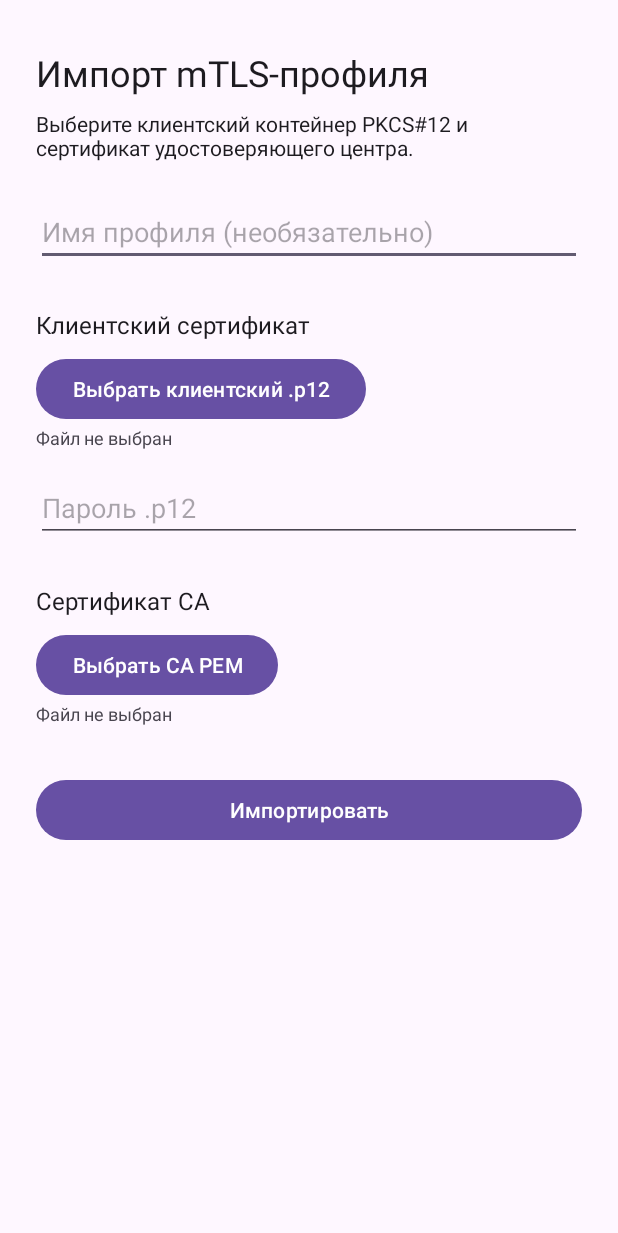
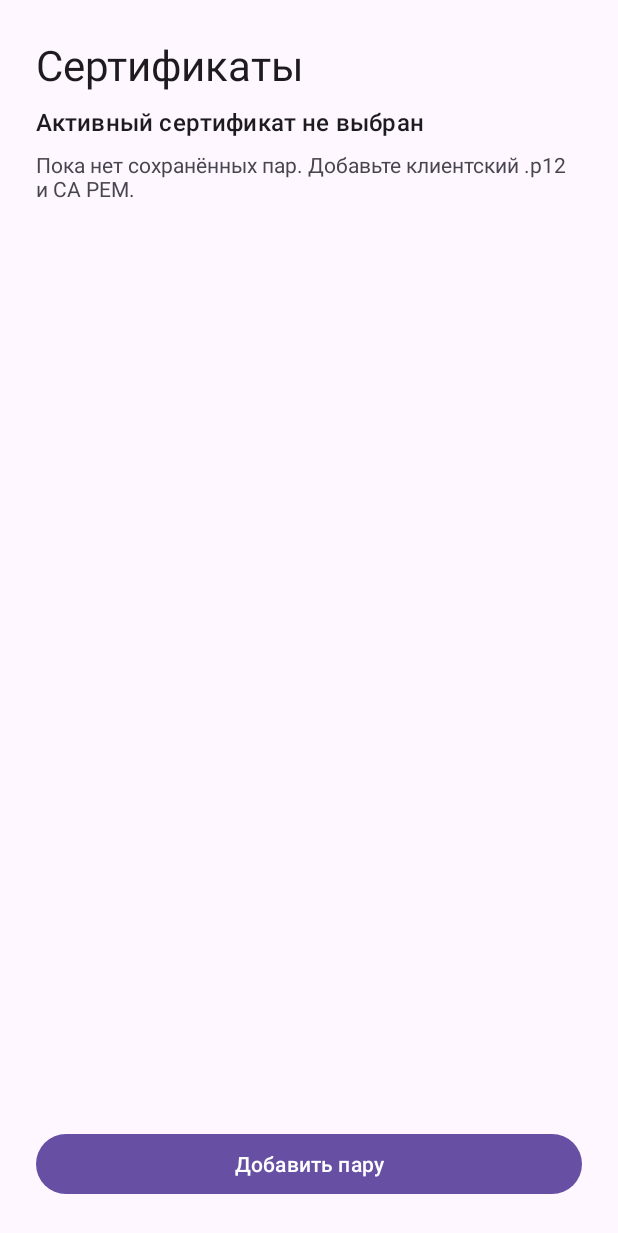
Before and after one commit to Kobich/encryptedca, an Android app: the screen it shows after launch (MainActivity), on a phone screen of 412 x 824 dp. Shown: the top 1233 px of the screen. Run offline under Robolectric (Android 15) with nearby library versions, the light colour scheme and no system bars.

Commit message:
Add certificate profile list and management UI

```diff
--- a/app/src/main/java/com/engboost/encryptedca/MainActivity.java
+++ b/app/src/main/java/com/engboost/encryptedca/MainActivity.java
@@ -1,24 +1,41 @@
 package com.engboost.encryptedca;
 
 import android.os.Bundle;
+import android.content.res.Configuration;
 
 import androidx.appcompat.app.AppCompatActivity;
+import androidx.core.view.ViewCompat;
+import androidx.core.view.WindowInsetsCompat;
+import androidx.core.view.WindowCompat;
+import androidx.core.graphics.Insets;
 
-import com.engboost.encryptedca.certificates.CertificateProfileImportFragment;
+import com.engboost.encryptedca.certificates.CertificateProfileListFragment;
 
-/** Хост Activity, размещающий повторно используемый экран импорта профиля. */
+/** Хост экранов списка и импорта профилей. */
 public final class MainActivity extends AppCompatActivity {
     /**
-     * Создаёт экран-хост и добавляет экран импорта при первом запуске Activity.
+     * Создаёт экран-хост и добавляет список профилей при первом запуске Activity.
      *
      * @param savedInstanceState состояние Activity после пересоздания
      */
     @Override protected void onCreate(Bundle savedInstanceState) {
         super.onCreate(savedInstanceState);
         setContentView(R.layout.activity_main);
+        boolean lightTheme = (getResources().getConfiguration().uiMode
+                & Configuration.UI_MODE_NIGHT_MASK) != Configuration.UI_MODE_NIGHT_YES;
+        WindowCompat.getInsetsController(getWindow(), getWindow().getDecorView())
+                .setAppearanceLightStatusBars(lightTheme);
+        WindowCompat.getInsetsController(getWindow(), getWindow().getDecorView())
+                .setAppearanceLightNavigationBars(lightTheme);
+        ViewCompat.setOnApplyWindowInsetsListener(findViewById(R.id.fragment_container), (view, insets) -> {
+            Insets bars = insets.getInsets(WindowInsetsCompat.Type.systemBars()
+                    | WindowInsetsCompat.Type.ime());
+            view.setPadding(bars.left, bars.top, bars.right, bars.bottom);
+            return insets;
+        });
         if (savedInstanceState == null) {
             getSupportFragmentManager().beginTransaction()
-                    .replace(R.id.fragment_container, new CertificateProfileImportFragment())
+                    .replace(R.id.fragment_container, new CertificateProfileListFragment())
                     .commit();
         }
     }
--- /dev/null
+++ b/app/src/main/java/com/engboost/encryptedca/certificates/CertificateProfileListFragment.java
@@ -0,0 +1,113 @@
+package com.engboost.encryptedca.certificates;
+
+import android.os.Bundle;
+import android.view.LayoutInflater;
+import android.view.View;
+import android.view.ViewGroup;
+import android.widget.Button;
+import android.widget.LinearLayout;
+import android.widget.TextView;
+import androidx.annotation.NonNull;
+import androidx.annotation.Nullable;
+import androidx.fragment.app.Fragment;
+import androidx.lifecycle.ViewModelProvider;
+import com.engboost.encryptedca.R;
+
+/** Стартовый экран сохранённых пар с ручным выбором активного профиля. */
+public final class CertificateProfileListFragment extends Fragment {
+    private CertificateProfileListViewModel viewModel;
+    private LinearLayout profileRows;
+    private TextView selectionText;
+    private TextView listStatusText;
+    private Button addProfileButton;
+
+    /** Получает состояние, переживающее поворот экрана. */
+    @Override public void onCreate(@Nullable Bundle savedInstanceState) {
+        super.onCreate(savedInstanceState);
+        viewModel = new ViewModelProvider(this).get(CertificateProfileListViewModel.class);
+    }
+
+    /** Создаёт разметку списка. */
+    @Nullable @Override public View onCreateView(@NonNull LayoutInflater inflater,
+            @Nullable ViewGroup container, @Nullable Bundle state) {
+        return inflater.inflate(R.layout.fragment_certificate_profile_list, container, false);
+    }
+
+    /** Подключает переход к импорту и наблюдение за списком. */
+    @Override public void onViewCreated(@NonNull View view, @Nullable Bundle state) {
+        profileRows = view.findViewById(R.id.profile_rows);
+        selectionText = view.findViewById(R.id.selection_status);
+        listStatusText = view.findViewById(R.id.list_status);
+        addProfileButton = view.findViewById(R.id.add_profile);
+        addProfileButton.setOnClickListener(v -> {
+            addProfileButton.setEnabled(false);
+            getParentFragmentManager().beginTransaction()
+                .setReorderingAllowed(true)
+                .replace(R.id.fragment_container, new CertificateProfileImportFragment())
+                .addToBackStack("import")
+                .commit();
+        });
+        viewModel.getState().observe(getViewLifecycleOwner(), this::render);
+    }
+
+    /** Обновляет список после импорта и возврата в приложение. */
+    @Override public void onResume() {
+        super.onResume();
+        viewModel.refresh();
+    }
+
+    /** Строит строки и показывает активный профиль.
+     * @param state актуальное состояние списка
+     */
+    private void render(CertificateProfileListViewModel.State state) {
+        addProfileButton.setEnabled(!state.busy);
+        selectionText.setText(state.activeId == null
+                ? R.string.no_active_profile : R.string.active_profile_selected);
+        if (state.busy) {
+            listStatusText.setText(R.string.profiles_loading);
+        } else if (state.error == CertificateProfileError.PROFILE_INCOMPLETE) {
+            listStatusText.setText(R.string.error_profile_incomplete);
+        } else if (state.error != null) {
+            listStatusText.setText(R.string.error_storage);
+        } else if (state.rows.isEmpty()) {
+            listStatusText.setText(R.string.profiles_empty);
+        } else {
+            listStatusText.setText(R.string.profiles_hint);
+        }
+        profileRows.removeAllViews();
+        for (CertificateProfileListViewModel.Row row : state.rows) {
+            View item = getLayoutInflater().inflate(R.layout.item_certificate_profile, profileRows, false);
+            String name = row.name == null || row.name.trim().isEmpty()
+                    ? getString(R.string.unnamed_profile) : row.name;
+            ((TextView) item.findViewById(R.id.profile_name)).setText(name);
+            ((TextView) item.findViewById(R.id.profile_id)).setText(row.id);
+            boolean active = row.id.equals(state.activeId);
+            item.findViewById(R.id.profile_active).setVisibility(active ? View.VISIBLE : View.GONE);
+            View select = item.findViewById(R.id.select_profile);
+            select.setEnabled(!state.busy && !active);
+            select.setOnClickListener(v -> confirm(row.id, name, false));
+            View delete = item.findViewById(R.id.delete_profile);
+            delete.setEnabled(!state.busy);
+            delete.setContentDescription(getString(R.string.delete_profile_accessibility, name));
+            delete.setOnClickListener(v -> confirm(row.id, name, true));
+            profileRows.addView(item);
+        }
+    }
+
+    /** Открывает сохраняемый при повороте диалог подтверждения. */
+    private void confirm(String id, String name, boolean delete) {
+        if (getChildFragmentManager().findFragmentByTag("profile_confirmation") == null) {
+            ProfileConfirmationDialog.create(id, name, delete)
+                    .show(getChildFragmentManager(), "profile_confirmation");
+        }
+    }
+
+    /** Освобождает ссылки на уничтоженные View. */
+    @Override public void onDestroyView() {
+        profileRows = null;
+        selectionText = null;
+        listStatusText = null;
+        addProfileButton = null;
+        super.onDestroyView();
+    }
+}
--- /dev/null
+++ b/app/src/main/java/com/engboost/encryptedca/certificates/CertificateProfileListViewModel.java
@@ -0,0 +1,126 @@
+package com.engboost.encryptedca.certificates;
+
+import android.app.Application;
+import androidx.annotation.NonNull;
+import androidx.lifecycle.AndroidViewModel;
+import androidx.lifecycle.LiveData;
+import androidx.lifecycle.MutableLiveData;
+import java.util.ArrayList;
+import java.util.Collections;
+import java.util.List;
+import java.util.concurrent.ExecutorService;
+import java.util.concurrent.Executors;
+
+/** Загружает список и выполняет выбор и удаление вне главного потока. */
+public final class CertificateProfileListViewModel extends AndroidViewModel {
+    private final CertificateProfileStore store;
+    private final ExecutorService executor = Executors.newSingleThreadExecutor();
+    private final MutableLiveData<State> state = new MutableLiveData<>(
+            new State(Collections.emptyList(), null, true, null));
+    private boolean running;
+
+    /** Создаёт хранилище для операций списка.
+     * @param application контекст приложения
+     */
+    public CertificateProfileListViewModel(@NonNull Application application) {
+        super(application);
+        store = new CertificateProfileStore(application);
+    }
+
+    /** @return наблюдаемое состояние списка */
+    LiveData<State> getState() { return state; }
+
+    /** Перечитывает индекс при возврате на экран. */
+    void refresh() { execute(null, false); }
+
+    /** Выбирает профиль после подтверждения.
+     * @param id идентификатор выбранного профиля
+     */
+    void select(String id) { execute(id, false); }
+
+    /** Удаляет профиль после подтверждения.
+     * @param id идентификатор удаляемого профиля
+     */
+    void delete(String id) { execute(id, true); }
+
+    /** Выполняет операцию и публикует актуальный индекс.
+     * @param id профиль или null для обновления
+     * @param delete требуется ли удаление
+     */
+    private void execute(String id, boolean delete) {
+        if (running) {
+            return;
+        }
+        running = true;
+        State previous = state.getValue();
+        state.setValue(new State(previous.rows, previous.activeId, true, null));
+        executor.execute(() -> {
+            CertificateProfileError error = null;
+            List<Row> rows = previous.rows;
+            String active = previous.activeId;
+            try {
+                if (id != null) {
+                    if (delete) {
+                        store.deleteProfile(id);
+                    } else {
+                        // Не разрешаем выбрать профиль с отсутствующим ключом или CA.
+                        store.getProfile(id);
+                        store.setActiveProfile(id);
+                    }
+                }
+            } catch (CertificateProfileException e) {
+                error = e.getError();
+            } catch (RuntimeException e) {
+                error = CertificateProfileError.STORAGE_FAILED;
+            }
+            try {
+                rows = new ArrayList<>();
+                for (String profileId : store.getProfileIds()) {
+                    rows.add(new Row(profileId, store.getDisplayName(profileId)));
+                }
+                rows.sort((left, right) -> left.id.compareTo(right.id));
+                active = store.getActiveProfileId();
+            } catch (RuntimeException e) {
+                error = CertificateProfileError.STORAGE_FAILED;
+            }
+            State result = new State(rows, active, false, error);
+            new android.os.Handler(android.os.Looper.getMainLooper()).post(() -> {
+                running = false;
+                state.setValue(result);
+            });
+        });
+    }
+
+    /** Даёт начатой операции завершиться при уходе с экрана. */
+    @Override protected void onCleared() { executor.shutdown(); }
+
+    /** Данные строки без расшифрованных сертификатов. */
+    static final class Row {
+        final String id;
+        final String name;
+        /**
+         * Создаёт строку списка.
+         * @param id идентификатор
+         * @param name пользовательское имя
+         */
+        Row(String id, String name) {
+            this.id = id;
+            this.name = name;
+        }
+    }
+
+    /** Снимок списка, выбора и текущей операции. */
+    static final class State {
+        final List<Row> rows;
+        final String activeId;
+        final boolean busy;
+        final CertificateProfileError error;
+        /** Создаёт неизменяемый снимок состояния. */
+        State(List<Row> rows, String activeId, boolean busy, CertificateProfileError error) {
+            this.rows = Collections.unmodifiableList(new ArrayList<>(rows));
+            this.activeId = activeId;
+            this.busy = busy;
+            this.error = error;
+        }
+    }
+}
--- /dev/null
+++ b/app/src/main/res/drawable/ic_delete.xml
@@ -0,0 +1,5 @@
+<vector xmlns:android="http://schemas.android.com/apk/res/android"
+    android:width="24dp" android:height="24dp" android:viewportWidth="24" android:viewportHeight="24"
+    android:tint="?attr/colorError">
+    <path android:fillColor="#FF000000" android:pathData="M6,19c0,1.1 0.9,2 2,2h8c1.1,0 2,-0.9 2,-2V7H6v12zM19,4h-3.5l-1,-1h-5l-1,1H5v2h14V4z" />
+</vector>
--- /dev/null
+++ b/app/src/main/res/layout/fragment_certificate_profile_list.xml
@@ -0,0 +1,21 @@
+<?xml version="1.0" encoding="utf-8"?>
+<LinearLayout xmlns:android="http://schemas.android.com/apk/res/android"
+    android:layout_width="match_parent" android:layout_height="match_parent"
+    android:orientation="vertical" android:padding="24dp">
+    <TextView android:layout_width="match_parent" android:layout_height="wrap_content"
+        android:text="@string/profiles_title" android:textAppearance="@style/TextAppearance.Material3.HeadlineMedium" />
+    <TextView android:id="@+id/selection_status" android:layout_width="match_parent"
+        android:layout_height="wrap_content" android:layout_marginTop="8dp"
+        android:textAppearance="@style/TextAppearance.Material3.TitleMedium" />
+    <TextView android:id="@+id/list_status" android:layout_width="match_parent"
+        android:layout_height="wrap_content" android:layout_marginTop="8dp"
+        android:accessibilityLiveRegion="polite" />
+    <ScrollView android:layout_width="match_parent" android:layout_height="0dp"
+        android:layout_weight="1" android:layout_marginTop="16dp">
+        <LinearLayout android:id="@+id/profile_rows" android:layout_width="match_parent"
+            android:layout_height="wrap_content" android:orientation="vertical" />
+    </ScrollView>
+    <Button android:id="@+id/add_profile" android:layout_width="match_parent"
+        android:layout_height="wrap_content" android:layout_marginTop="16dp"
+        android:text="@string/add_profile" />
+</LinearLayout>
--- a/app/src/main/res/values/strings.xml
+++ b/app/src/main/res/values/strings.xml
@@ -1,4 +1,23 @@
 <resources>
+    <string name="profiles_title">Сертификаты</string>
+    <string name="add_profile">Добавить пару</string>
+    <string name="no_active_profile">Активный сертификат не выбран</string>
+    <string name="active_profile_selected">Активный профиль отмечен в списке</string>
+    <string name="profiles_loading">Обновление списка…</string>
+    <string name="profiles_empty">Пока нет сохранённых пар. Добавьте клиентский .p12 и CA PEM.</string>
+    <string name="profiles_hint">Нажмите на профиль, чтобы выбрать его для подключения.</string>
+    <string name="unnamed_profile">Без названия</string>
+    <string name="profile_active">Активный</string>
+    <string name="select_profile_title">Сменить сертификат?</string>
+    <string name="select_profile_confirmation">Вы точно хотите сменить сертификат и выбрать профиль «%1$s»?</string>
+    <string name="delete_profile_title">Удалить профиль?</string>
+    <string name="delete_profile_confirmation">Удалить «%1$s» вместе с клиентским ключом и CA? Если профиль активен, выбор будет сброшен.</string>
+    <string name="delete_profile_accessibility">Удалить профиль %1$s</string>
+    <string name="cancel">Отмена</string>
+    <string name="select">Выбрать</string>
+    <string name="delete">Удалить</string>
+    <string name="back_to_profiles">Назад к списку</string>
+    <string name="import_wait_before_leaving">Сертификаты сохраняются. Дождитесь завершения импорта.</string>
     <string name="app_name">encryptedca</string>
     <string name="import_title">Импорт mTLS-профиля</string>
     <string name="import_description">Выберите клиентский контейнер PKCS#12 и сертификат удостоверяющего центра.</string>
```
Also changed, not shown: app/src/main/java/com/engboost/encryptedca/certificates/CertificateImportViewModel.java (+7 -4 lines), app/src/main/java/com/engboost/encryptedca/certificates/CertificateProfileImportFragment.java (+31 -0 lines), app/src/main/java/com/engboost/encryptedca/certificates/CertificateProfileStore.java (+9 -0 lines), app/src/main/java/com/engboost/encryptedca/certificates/ProfileConfirmationDialog.java (added, +48 -0 lines), app/src/main/res/layout/fragment_certificate_profile_import.xml (+8 -0 lines), app/src/main/res/layout/item_certificate_profile.xml (added, +26 -0 lines), 2 other files.
